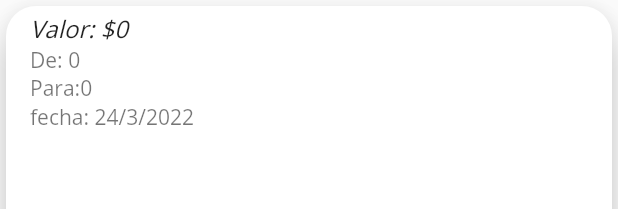
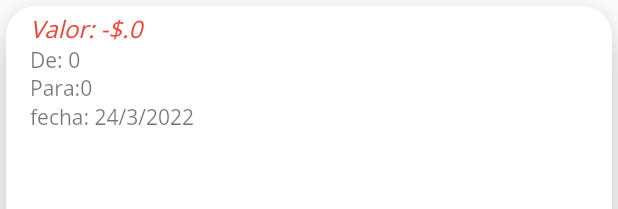
Before and after one commit to AlejoGrande/finandinaApp, a Flutter app: the ItemTransaction widget shown alone on an empty page, opened directly with empty values, on a phone screen of 412 x 824 dp. Shown: the top 209 px of the screen. Run offline on Flutter 3.47's test engine with Material 2 defaults, Android fonts, the phone set to English and light mode, and no system bars; our stand-ins replace flutter_svg; network calls fail.

```diff
--- a/lib/src/ui/pages/historal_page.dart
+++ b/lib/src/ui/pages/historal_page.dart
@@ -1,4 +1,5 @@
 import 'package:flutter/material.dart';
+import 'package:intl/intl.dart';
 import 'package:test_finandina/src/models/accounts_model.dart';
 import 'package:test_finandina/src/models/clients_model.dart';
 import 'package:test_finandina/src/models/colors.dart';
@@ -46,7 +47,8 @@ _body(BuildContext context, Accounts card) {
                     itemCount: snapshot.data?.length,
                     itemBuilder: (context, i) => Container(
                         child: snapshot.data?[i] != null
-                            ? ItemTransaction(transaction: snapshot.data![i])
+                            ? ItemTransaction(
+                                transaction: snapshot.data![i], account: card)
                             : const Center(
                                 child: Text("No hay tarjetas asignadas"),
                               )))
@@ -56,13 +58,16 @@ _body(BuildContext context, Accounts card) {
 
 class ItemTransaction extends StatelessWidget {
   final Transaction transaction;
+  final Accounts account;
   const ItemTransaction({
+    required this.account,
     required this.transaction,
     Key? key,
   }) : super(key: key);
 
   @override
   Widget build(BuildContext context) {
+     NumberFormat f = new NumberFormat("#,###.0#", "es_US");
     return Container(
       child: Card(
         elevation: 10.0,
@@ -72,18 +77,23 @@ class ItemTransaction extends StatelessWidget {
           children: [
             ListTile(
               //leading: Icon(Icons.notifications, color: Colors.red),
-              title: Text("Valor: \$"+transaction.value.toString()),
+              title: transaction.from.id == account.id
+                  ? Text(
+                      ("Valor: -\$" + f.format(transaction.value)),
+                      style: TextStyle(color: Colors.red),
+                    )
+                  : Text("Valor: +\$" + f.format(transaction.value),
+                  style: TextStyle(color: Colors.green.shade700)),
               subtitle: Column(
                 mainAxisAlignment: MainAxisAlignment.start,
                 crossAxisAlignment: CrossAxisAlignment.start,
                 children: [
-                  Text("De: "+transaction.from.accountNumber.toString()),
-                  Text("Para:"+transaction.to.accountNumber.toString()),
-                  Text("fecha: ${transaction.to.created.day}/${transaction.to.created.month}/${transaction.to.created.year}"),
+                  Text("De: " + transaction.from.accountNumber.toString()),
+                  Text("Para:" + transaction.to.accountNumber.toString()),
+                  Text(
+                      "fecha: ${transaction.to.created.day}/${transaction.to.created.month}/${transaction.to.created.year}"),
                 ],
               ),
-
-
             ),
           ],
         ),
--- a/pubspec.yaml
+++ b/pubspec.yaml
@@ -41,6 +41,12 @@ dependencies:
 dev_dependencies:
   flutter_test:
     sdk: flutter
+
+flutter_icons:
+  android: "launcher_icon"
+  ios: true
+  image_path: "assets/icon/movie-icon.png"
+  adaptive_icon_background: "assets/icon/movie-icon.png"
 
   # The "flutter_lints" package below contains a set of recommended lints to
   # encourage good coding practices. The lint set provided by the package is
```
Also changed, not shown: lib/src/providers/client_provider.dart (+2 -18 lines), lib/src/ui/pages/funciones_page.dart (+13 -7 lines), lib/src/ui/pages/home_page.dart (+6 -4 lines), lib/src/ui/pages/login_page.dart (+16 -11 lines), pubspec.lock, 1 other file.
